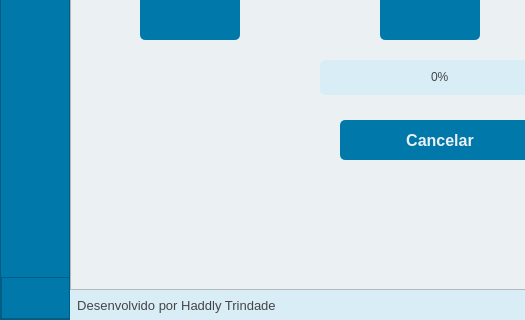
This is ui/ui_cd.ui in hadtrindade/conversor-e-divisor as Qt 5 draws it before an edit; both pictures show x 0 to 525 and y 280 to 600 of the 800 by 600 pixel window. The edited form follows.
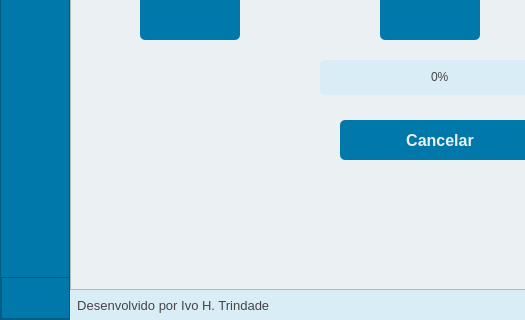
This is the edited form. Icons and pictures are not drawn.

What changed in the file:
```diff
--- a/ui/ui_cd.ui
+++ b/ui/ui_cd.ui
@@ -1842,7 +1842,7 @@
               <string notr="true">color: rgb(69, 69, 69);</string>
              </property>
              <property name="text">
-              <string>  Desenvolvido por Haddly Trindade</string>
+              <string>  Desenvolvido por Ivo H. Trindade</string>
              </property>
             </widget>
            </item>
```
